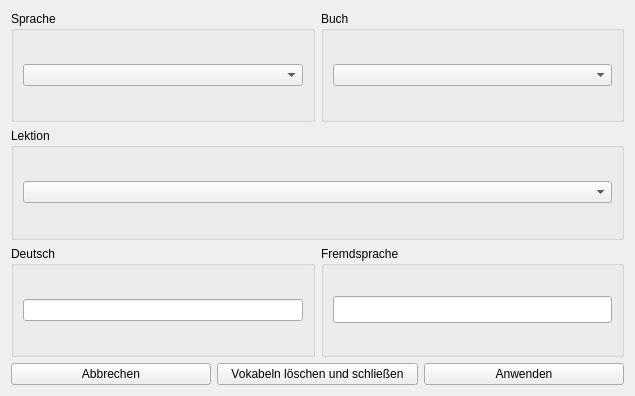
Above: UIs/WindowWoerterbuchBearbeiten.ui from JPaehr/VokabelTrainer before the change. Below: the same form after it.
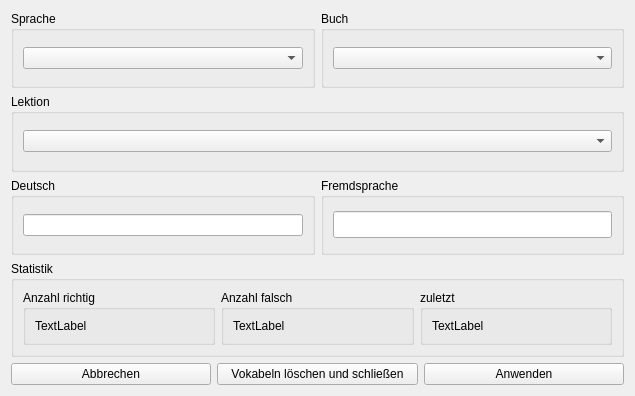
That is the form after the change.

Commit message: added statistik in dictionary + fix wrong behaviour in colormodes in dictmodel

What changed in the file:
```diff
--- a/UIs/WindowWoerterbuchBearbeiten.ui
+++ b/UIs/WindowWoerterbuchBearbeiten.ui
@@ -88,6 +88,67 @@
      </item>
     </layout>
    </item>
+   <item>
+    <layout class="QHBoxLayout" name="horizontalLayout_4">
+     <item>
+      <widget class="QGroupBox" name="groupBox_6">
+       <property name="title">
+        <string>Statistik</string>
+       </property>
+       <layout class="QHBoxLayout" name="horizontalLayout_5">
+        <item>
+         <widget class="QGroupBox" name="groupBox_7">
+          <property name="title">
+           <string>Anzahl richtig</string>
+          </property>
+          <layout class="QVBoxLayout" name="verticalLayout">
+           <item>
+            <widget class="QLabel" name="labRichtig">
+             <property name="text">
+              <string>TextLabel</string>
+             </property>
+            </widget>
+           </item>
+          </layout>
+         </widget>
+        </item>
+        <item>
+         <widget class="QGroupBox" name="groupBox_8">
+          <property name="title">
+           <string>Anzahl falsch</string>
+          </property>
+          <layout class="QVBoxLayout" name="verticalLayout_2">
+           <item>
+            <widget class="QLabel" name="labFalsch">
+             <property name="text">
+              <string>TextLabel</string>
+             </property>
+            </widget>
+           </item>
+          </layout>
+         </widget>
+        </item>
+        <item>
+         <widget class="QGroupBox" name="groupBox_9">
+          <property name="title">
+           <string>zuletzt</string>
+          </property>
+          <layout class="QVBoxLayout" name="verticalLayout_3">
+           <item>
+            <widget class="QLabel" name="labZuletzt">
+             <property name="text">
+              <string>TextLabel</string>
+             </property>
+            </widget>
+           </item>
+          </layout>
+         </widget>
+        </item>
+       </layout>
+      </widget>
+     </item>
+    </layout>
+   </item>
    <item>
     <layout class="QHBoxLayout" name="horizontalLayout_2">
      <item>
```
The commit also changes 3 other files.
